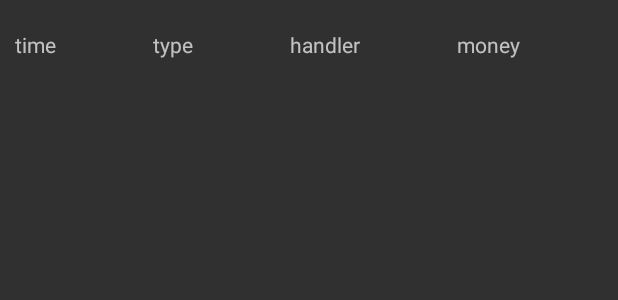
After one commit to hellowch/accountAPP_Android, an Android app: the layout recyclerview_item.xml on its own in the app's theme, with its tools: preview values and no code run, on a phone screen of 412 x 824 dp. The commit adds this screen. Shown: the top 300 px of the screen. Run offline under Robolectric (Android 15) with nearby library versions, the phone set to English and light mode, and no system bars.

Commit message:
完成收入列表

```diff
--- a/app/build.gradle
+++ b/app/build.gradle
@@ -31,4 +31,9 @@ dependencies {
     androidTestImplementation 'androidx.test.ext:junit:1.1.2'
     androidTestImplementation 'androidx.test.espresso:espresso-core:3.3.0'
 
+    implementation 'com.android.support:design:30.0.2'
+    implementation 'com.android.support:cardview-v7:30.0.2'
+    implementation 'com.github.bumptech.glide:glide:4.8.0'
+    implementation 'androidx.recyclerview:recyclerview:1.0.0'
+
 }
--- a/app/src/main/AndroidManifest.xml
+++ b/app/src/main/AndroidManifest.xml
@@ -10,7 +10,7 @@
         android:label="@string/app_name"
         android:roundIcon="@mipmap/ic_launcher_round"
         android:supportsRtl="true"
-        android:theme="@style/AppTheme"
+        android:theme="@style/Theme.AppCompat.NoActionBar"
         android:networkSecurityConfig="@xml/network_security_config">
         <activity android:name=".MainActivity2">
             <intent-filter>
@@ -18,10 +18,9 @@
                 <category android:name="android.intent.category.DEFAULT" />
             </intent-filter>
         </activity>
-        <activity android:name=".MainActivity">
+        <activity android:name=".Login">
             <intent-filter>
                 <action android:name="android.intent.action.MAIN" />
-
                 <category android:name="android.intent.category.LAUNCHER" />
             </intent-filter>
         </activity>
--- /dev/null
+++ b/app/src/main/res/layout/recyclerview_item.xml
@@ -0,0 +1,44 @@
+<?xml version="1.0" encoding="utf-8"?>
+<RelativeLayout xmlns:android="http://schemas.android.com/apk/res/android"
+    android:layout_width="match_parent" android:layout_height="match_parent">
+
+    <LinearLayout
+        android:layout_width="match_parent"
+        android:layout_height="60dp">
+
+        <TextView
+            android:id="@+id/recy_time"
+            android:layout_width="wrap_content"
+            android:layout_height="wrap_content"
+            android:layout_gravity="center"
+            android:layout_marginLeft="10dp"
+            android:layout_weight="1"
+            android:text="time" />
+
+        <TextView
+            android:id="@+id/recy_type"
+            android:layout_width="wrap_content"
+            android:layout_height="wrap_content"
+            android:layout_gravity="center"
+            android:layout_weight="1"
+            android:text="type" />
+
+        <TextView
+            android:id="@+id/recy_handler"
+            android:layout_width="wrap_content"
+            android:layout_height="wrap_content"
+            android:layout_gravity="center"
+            android:layout_weight="1"
+            android:text="handler" />
+
+        <TextView
+            android:id="@+id/recy_money"
+            android:layout_width="wrap_content"
+            android:layout_height="wrap_content"
+            android:layout_weight="1"
+            android:layout_gravity="center"
+            android:text="money" />
+
+    </LinearLayout>
+
+</RelativeLayout>
--- a/app/src/main/res/values/colors.xml
+++ b/app/src/main/res/values/colors.xml
@@ -3,4 +3,9 @@
     <color name="colorPrimary">#6200EE</color>
     <color name="colorPrimaryDark">#3700B3</color>
     <color name="colorAccent">#03DAC5</color>
+    <color name="colorcl">#d81b60</color>
+    <color name="colorcl2">#cc4545</color>
+    <color name="color1">#FFFFFF</color>
+    <color name="color2">#C14A4A4A</color>
+    <color name="color3">#C1000000</color>
 </resources>
```
Also changed, not shown: app/src/main/java/com/example/finalproject/Adapter/inaccountAdapter.java (added, +61 -0 lines), app/src/main/java/com/example/finalproject/Login.java (renamed from app/src/main/java/com/example/finalproject/MainActivity.java, +9 -17 lines), app/src/main/java/com/example/finalproject/MainActivity2.java (+127 -0 lines), app/src/main/res/drawable/bg_btn_redister.xml (added, +12 -0 lines), app/src/main/res/drawable/bg_et_register.xml (added, +10 -0 lines), app/src/main/res/drawable/bg_register.xml (added, +10 -0 lines), app/src/main/res/layout/activity_main.xml (+53 -16 lines), app/src/main/res/layout/activity_main2.xml (+27 -0 lines), app/src/main/res/mipmap-hdpi/dog.png (added).
